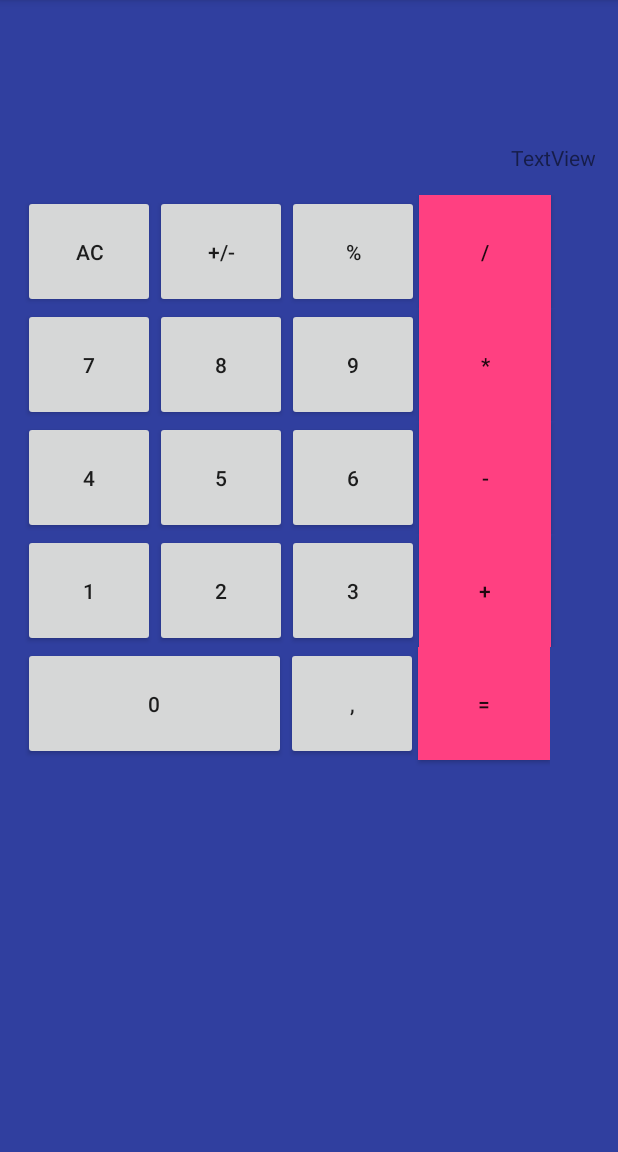
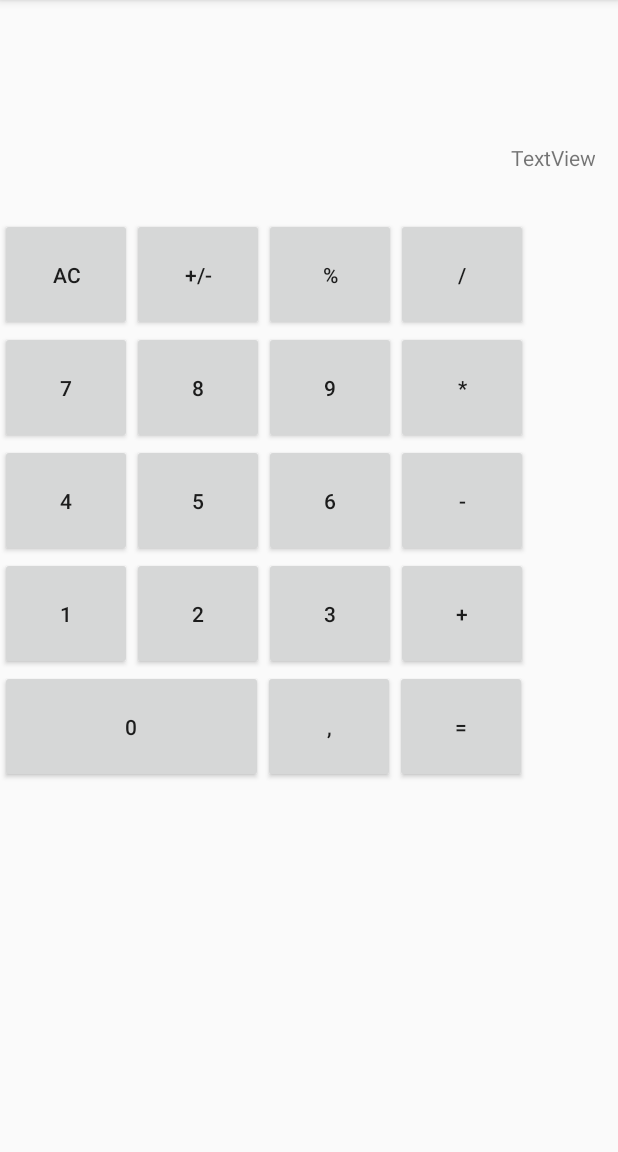
Before and after one commit to EduYube/Calculator, an Android app: the screen it shows after launch (MainActivity), on a phone screen of 412 x 824 dp, the part 84-1236 px from its top. Run offline under Robolectric (Android 15) with nearby library versions, the phone set to English and light mode, and no system bars.

Commit message:
layout finished

```diff
--- a/app/src/main/res/layout/activity_main.xml
+++ b/app/src/main/res/layout/activity_main.xml
@@ -6,7 +6,6 @@
     android:layout_height="match_parent"
     android:orientation="vertical"
     tools:context="com.eyubero.calculator.MainActivity"
-    android:background="@color/colorPrimaryDark"
     >
 
 
@@ -21,8 +20,7 @@
     <TableLayout
         android:layout_width="match_parent"
         android:layout_height="wrap_content"
-        android:layout_marginStart="15dp"
-        android:layout_marginEnd="15dp">
+        android:layout_marginTop="15dp">
 
         <TableRow
             android:layout_width="match_parent"
@@ -51,7 +49,6 @@
                 android:id="@+id/divider"
                 android:layout_width="wrap_content"
                 android:layout_height="75dp"
-                android:background="@color/colorAccent"
                 android:text="/" />
         </TableRow>
         <TableRow
@@ -81,7 +78,6 @@
                 android:id="@+id/multiplicate"
                 android:layout_width="wrap_content"
                 android:layout_height="75dp"
-                android:background="@color/colorAccent"
                 android:text="*" />
         </TableRow>
 
@@ -111,7 +107,6 @@
                 android:id="@+id/resta"
                 android:layout_width="wrap_content"
                 android:layout_height="75dp"
-                android:background="@color/colorAccent"
                 android:text="-" />
         </TableRow>
 
@@ -141,7 +136,6 @@
                 android:id="@+id/sume"
                 android:layout_width="wrap_content"
                 android:layout_height="75dp"
-                android:background="@color/colorAccent"
                 android:text="+" />
         </TableRow>
 
@@ -150,8 +144,7 @@
     <LinearLayout
         android:layout_width="wrap_content"
         android:layout_height="match_parent"
-        android:orientation="horizontal"
-        android:layout_marginStart="15dp">
+        android:orientation="horizontal">
 
         <Button
             android:id="@+id/zero"
@@ -169,7 +162,6 @@
             android:id="@+id/equal"
             android:layout_width="match_parent"
             android:layout_height="75dp"
-            android:background="@color/colorAccent"
             android:text="=" />
     </LinearLayout>
 
```
